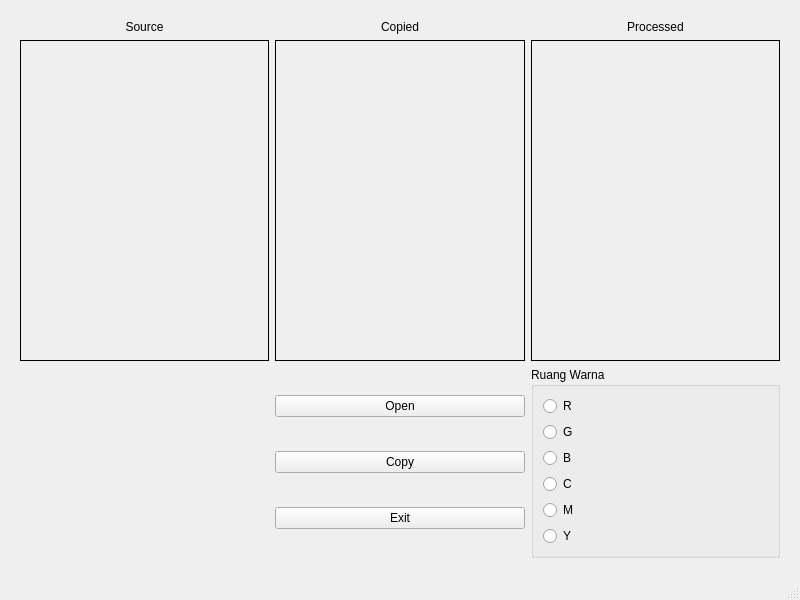
The window that modul1py/basic.ui (hariangr/praktikum-pcd-2021) describes before a commit, drawn with Qt 5.
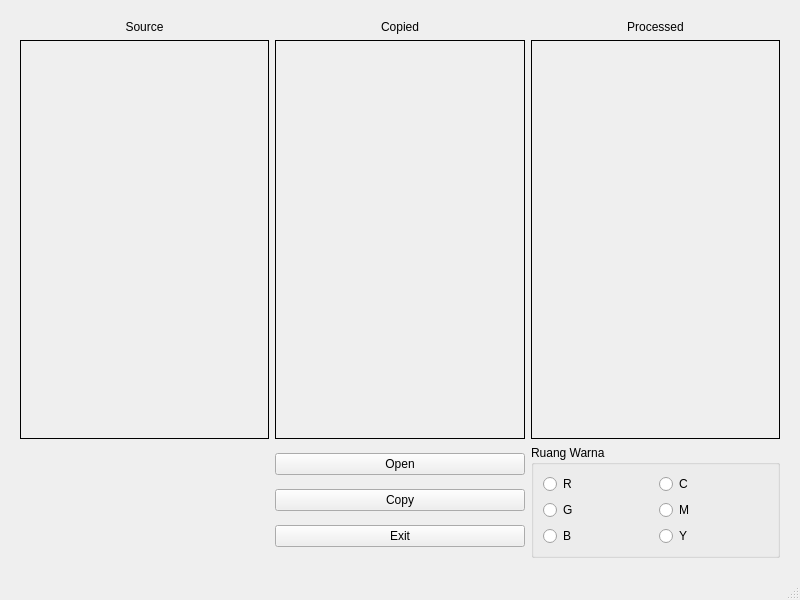
The same window after the commit.

Commit message: finish modul 1

Diff of the .ui file:
```diff
--- a/modul1py/basic.ui
+++ b/modul1py/basic.ui
@@ -14,7 +14,7 @@
    <string>Modul 1</string>
   </property>
   <widget class="QWidget" name="centralwidget">
-   <layout class="QGridLayout" name="gridLayout">
+   <layout class="QGridLayout" name="gridLayout" rowstretch="1,1,0,0">
     <property name="leftMargin">
      <number>20</number>
     </property>
@@ -105,7 +105,12 @@
       <property name="title">
        <string>Ruang Warna</string>
       </property>
+      <layout class="QHBoxLayout" name="horizontalLayout">
+       <item>
       <layout class="QVBoxLayout" name="verticalLayout">
+         <property name="leftMargin">
+          <number>0</number>
+         </property>
        <item>
         <widget class="QRadioButton" name="radioR">
          <property name="text">
@@ -127,6 +132,13 @@
          </property>
         </widget>
        </item>
+        </layout>
+       </item>
+       <item>
+        <layout class="QVBoxLayout" name="verticalLayout_3">
+         <property name="leftMargin">
+          <number>0</number>
+         </property>
        <item>
         <widget class="QRadioButton" name="radioC">
          <property name="text">
@@ -147,6 +159,8 @@
           <string>Y</string>
          </property>
         </widget>
+         </item>
+        </layout>
        </item>
       </layout>
      </widget>
```
Lines whose indentation alone changed are shown as unchanged.
